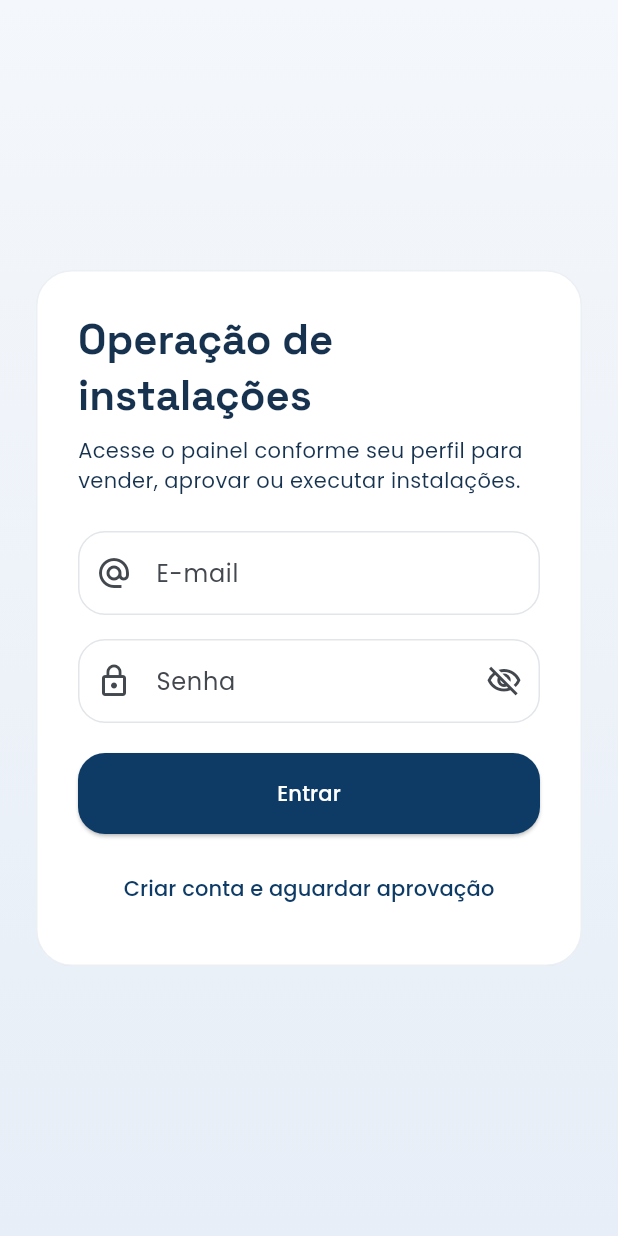
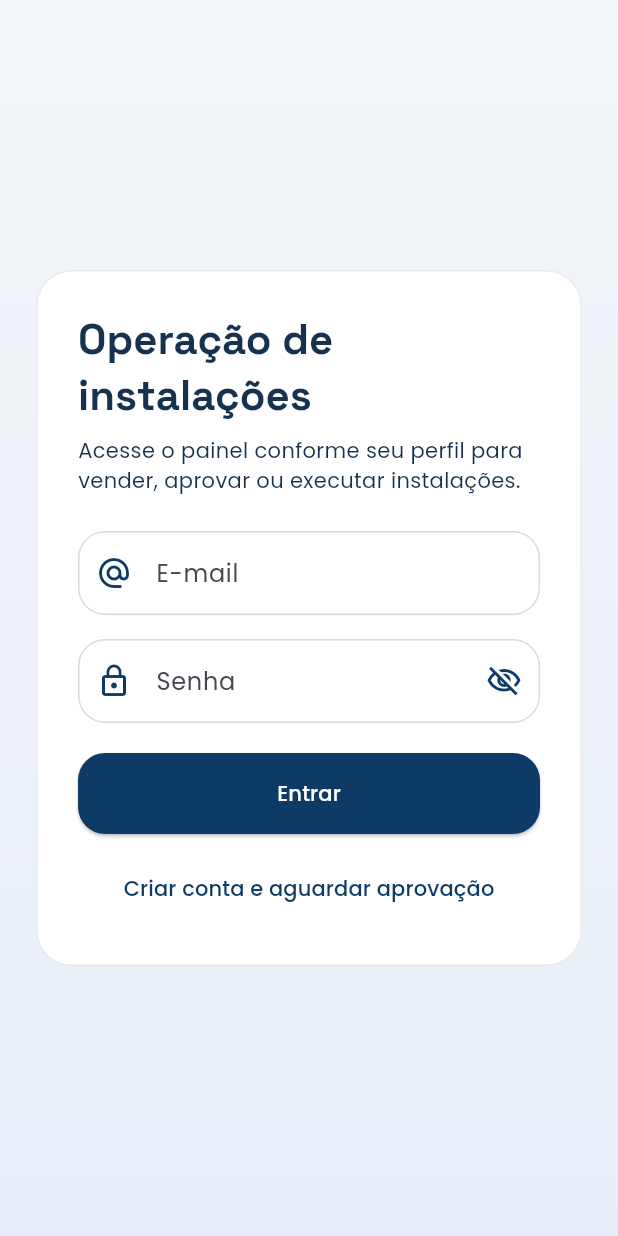
Before and after one commit to theuszinp/projetoagendamento, a Flutter app: the screen it shows after launch, on a phone screen of 412 x 824 dp. Run offline on Flutter 3.47's test engine with Material 3 defaults, Android fonts, the phone set to English and light mode, and no system bars; our stand-ins replace dio, firebase_core, flutter_secure_storage, go_router, google_fonts, jwt_decoder; accounts and stored records are empty.

Commit message:
att nova

```diff
--- a/rastreador_app_flutter/lib/src/app/theme/app_theme.dart
+++ b/rastreador_app_flutter/lib/src/app/theme/app_theme.dart
@@ -52,7 +52,7 @@ ThemeData buildAppTheme() {
       margin: EdgeInsets.zero,
       shape: RoundedRectangleBorder(
         borderRadius: BorderRadius.circular(24),
-        side: BorderSide(color: AppColors.brand.withValues(alpha: 0.08)),
+        side: BorderSide(color: AppColors.brand.withValues(alpha: 0.10)),
       ),
     ),
     snackBarTheme: SnackBarThemeData(
@@ -63,17 +63,28 @@ ThemeData buildAppTheme() {
       filled: true,
       fillColor: Colors.white,
       contentPadding: const EdgeInsets.symmetric(horizontal: 16, vertical: 16),
+      hintStyle: GoogleFonts.poppins(color: AppColors.textMuted),
+      prefixIconColor: AppColors.brand,
+      suffixIconColor: AppColors.brand,
       border: OutlineInputBorder(
         borderRadius: BorderRadius.circular(18),
-        borderSide: BorderSide(color: AppColors.textMuted.withValues(alpha: 0.2)),
+        borderSide: BorderSide(color: AppColors.brand.withValues(alpha: 0.18)),
       ),
       enabledBorder: OutlineInputBorder(
         borderRadius: BorderRadius.circular(18),
-        borderSide: BorderSide(color: AppColors.textMuted.withValues(alpha: 0.2)),
+        borderSide: BorderSide(color: AppColors.brand.withValues(alpha: 0.18)),
       ),
       focusedBorder: OutlineInputBorder(
         borderRadius: BorderRadius.circular(18),
-        borderSide: const BorderSide(color: AppColors.brand, width: 1.5),
+        borderSide: const BorderSide(color: AppColors.brand, width: 1.7),
+      ),
+      focusedErrorBorder: OutlineInputBorder(
+        borderRadius: BorderRadius.circular(18),
+        borderSide: const BorderSide(color: AppColors.danger, width: 1.7),
+      ),
+      errorBorder: OutlineInputBorder(
+        borderRadius: BorderRadius.circular(18),
+        borderSide: BorderSide(color: AppColors.danger.withValues(alpha: 0.8)),
       ),
     ),
     navigationBarTheme: NavigationBarThemeData(
@@ -108,9 +119,12 @@ ThemeData buildAppTheme() {
     ),
     chipTheme: base.chipTheme.copyWith(
       backgroundColor: Colors.white,
-      selectedColor: AppColors.accent.withValues(alpha: 0.22),
+      selectedColor: AppColors.brand,
       shape: RoundedRectangleBorder(borderRadius: BorderRadius.circular(999)),
-      labelStyle: GoogleFonts.poppins(fontWeight: FontWeight.w600),
+      labelStyle: GoogleFonts.poppins(
+        fontWeight: FontWeight.w700,
+        color: AppColors.brand,
+      ),
     ),
   );
 }
--- a/rastreador_app_flutter/lib/src/features/scheduling/presentation/screens/admin_dashboard_screen.dart
+++ b/rastreador_app_flutter/lib/src/features/scheduling/presentation/screens/admin_dashboard_screen.dart
@@ -77,7 +77,11 @@ class AdminDashboardScreen extends StatelessWidget {
                 crossAxisSpacing: 12,
                 mainAxisSpacing: 12,
                 physics: const NeverScrollableScrollPhysics(),
-                childAspectRatio: 1.35,
+                childAspectRatio: MediaQuery.of(context).size.width > 1100
+                    ? 1.35
+                    : MediaQuery.of(context).size.width > 700
+                        ? 1.18
+                        : 1.02,
                 children: [
                   MetricCard(
                     label: 'Pendentes',
```
Also changed, not shown: rastreador_app_flutter/lib/src/core/widgets/metric_card.dart (+25 -5 lines), rastreador_app_flutter/lib/src/features/scheduling/presentation/screens/admin_schedule_board_screen.dart (+10 -3 lines), rastreador_app_flutter/lib/src/features/scheduling/presentation/widgets/schedule_filters_bar.dart (+34 -5 lines).
